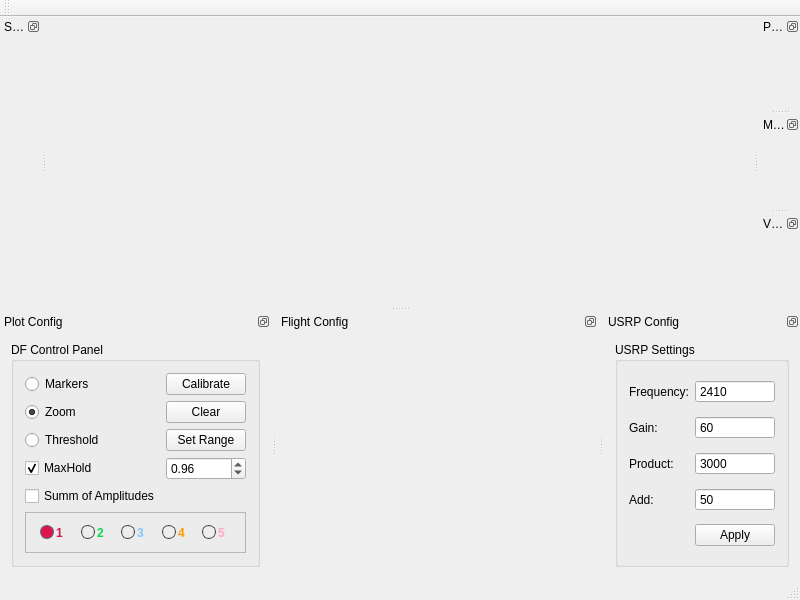
First picture: the form in View/matricedfview.ui, repository Valkaryne/Matrice600DF, before the edit.
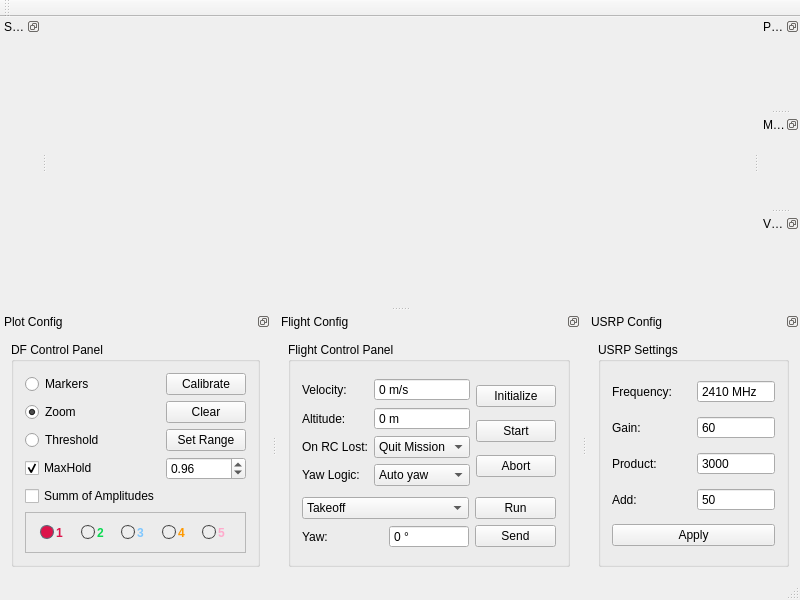
Second picture: the form after the edit.

Commit message: Added "Flight Control Panel"

```diff
--- a/View/matricedfview.ui
+++ b/View/matricedfview.ui
@@ -401,6 +401,12 @@
    </widget>
   </widget>
   <widget class="QDockWidget" name="flightConfigDockWidget">
+   <property name="sizePolicy">
+    <sizepolicy hsizetype="Maximum" vsizetype="Preferred">
+     <horstretch>0</horstretch>
+     <verstretch>0</verstretch>
+    </sizepolicy>
+   </property>
    <property name="features">
     <set>QDockWidget::DockWidgetFloatable|QDockWidget::DockWidgetMovable</set>
    </property>
@@ -413,7 +419,232 @@
    <attribute name="dockWidgetArea">
     <number>8</number>
    </attribute>
-   <widget class="QWidget" name="flightConfigWidget"/>
+   <widget class="QWidget" name="flightConfigWidget">
+    <layout class="QGridLayout" name="gridLayout_4">
+     <item row="0" column="0">
+      <widget class="QGroupBox" name="flightControlBox">
+       <property name="title">
+        <string>Flight Control Panel</string>
+       </property>
+       <layout class="QGridLayout" name="gridLayout_5">
+        <item row="0" column="0">
+         <layout class="QFormLayout" name="flightParametersLayout">
+          <item row="0" column="0">
+           <widget class="QLabel" name="velocityLabel">
+            <property name="text">
+             <string>Velocity:</string>
+            </property>
+           </widget>
+          </item>
+          <item row="1" column="0">
+           <widget class="QLabel" name="altitudeLabel">
+            <property name="text">
+             <string>Altitude:</string>
+            </property>
+           </widget>
+          </item>
+          <item row="2" column="0">
+           <widget class="QLabel" name="onRCLostLabel">
+            <property name="text">
+             <string>On RC Lost:</string>
+            </property>
+           </widget>
+          </item>
+          <item row="3" column="0">
+           <widget class="QLabel" name="yawLogicLabel">
+            <property name="text">
+             <string>Yaw Logic:</string>
+            </property>
+           </widget>
+          </item>
+          <item row="0" column="1">
+           <widget class="QSpinBox" name="wpVelocitySpinBox">
+            <property name="buttonSymbols">
+             <enum>QAbstractSpinBox::NoButtons</enum>
+            </property>
+            <property name="suffix">
+             <string> m/s</string>
+            </property>
+            <property name="maximum">
+             <number>50</number>
+            </property>
+           </widget>
+          </item>
+          <item row="1" column="1">
+           <widget class="QSpinBox" name="wpAltitudeSpinBox">
+            <property name="buttonSymbols">
+             <enum>QAbstractSpinBox::NoButtons</enum>
+            </property>
+            <property name="suffix">
+             <string> m</string>
+            </property>
+            <property name="maximum">
+             <number>150</number>
+            </property>
+           </widget>
+          </item>
+          <item row="2" column="1">
+           <widget class="QComboBox" name="wpRCLostComboBox">
+            <item>
+             <property name="text">
+              <string>Quit Mission</string>
+             </property>
+            </item>
+            <item>
+             <property name="text">
+              <string>Keep Going</string>
+             </property>
+            </item>
+           </widget>
+          </item>
+          <item row="3" column="1">
+           <widget class="QComboBox" name="wpYawComboBox">
+            <item>
+             <property name="text">
+              <string>Auto yaw</string>
+             </property>
+            </item>
+            <item>
+             <property name="text">
+              <string>No yaw</string>
+             </property>
+            </item>
+            <item>
+             <property name="text">
+              <string>RC yaw</string>
+             </property>
+            </item>
+            <item>
+             <property name="text">
+              <string>Waypoint</string>
+             </property>
+            </item>
+           </widget>
+          </item>
+         </layout>
+        </item>
+        <item row="0" column="1">
+         <layout class="QVBoxLayout" name="missionControlLayout">
+          <item>
+           <widget class="QPushButton" name="wpInitButton">
+            <property name="text">
+             <string>Initialize</string>
+            </property>
+           </widget>
+          </item>
+          <item>
+           <widget class="QPushButton" name="wpStartButton">
+            <property name="text">
+             <string>Start</string>
+            </property>
+           </widget>
+          </item>
+          <item>
+           <widget class="QPushButton" name="wpAbortButton">
+            <property name="text">
+             <string>Abort</string>
+            </property>
+           </widget>
+          </item>
+         </layout>
+        </item>
+        <item row="1" column="0" colspan="2">
+         <layout class="QGridLayout" name="simpleCommandsLayout">
+          <item row="1" column="1">
+           <widget class="QSpinBox" name="commandYawSpinBox">
+            <property name="buttonSymbols">
+             <enum>QAbstractSpinBox::NoButtons</enum>
+            </property>
+            <property name="suffix">
+             <string> °</string>
+            </property>
+            <property name="maximum">
+             <number>359</number>
+            </property>
+           </widget>
+          </item>
+          <item row="1" column="0">
+           <widget class="QLabel" name="commandYawLabel">
+            <property name="text">
+             <string>Yaw:</string>
+            </property>
+           </widget>
+          </item>
+          <item row="1" column="2">
+           <widget class="QPushButton" name="yawSendButton">
+            <property name="text">
+             <string>Send</string>
+            </property>
+           </widget>
+          </item>
+          <item row="0" column="2">
+           <widget class="QPushButton" name="runCommandButton">
+            <property name="text">
+             <string>Run</string>
+            </property>
+           </widget>
+          </item>
+          <item row="0" column="0" colspan="2">
+           <widget class="QComboBox" name="commandComboBox">
+            <item>
+             <property name="text">
+              <string>Takeoff</string>
+             </property>
+            </item>
+            <item>
+             <property name="text">
+              <string>Land</string>
+             </property>
+            </item>
+            <item>
+             <property name="text">
+              <string>Go Home</string>
+             </property>
+            </item>
+            <item>
+             <property name="text">
+              <string>Exit Takeoff</string>
+             </property>
+            </item>
+            <item>
+             <property name="text">
+              <string>Exit Landing</string>
+             </property>
+            </item>
+            <item>
+             <property name="text">
+              <string>Exig GoHome</string>
+             </property>
+            </item>
+            <item>
+             <property name="text">
+              <string>Calibrate Compass</string>
+             </property>
+            </item>
+            <item>
+             <property name="text">
+              <string>Exit Compass Calibration</string>
+             </property>
+            </item>
+            <item>
+             <property name="text">
+              <string>Landing Gear Up</string>
+             </property>
+            </item>
+            <item>
+             <property name="text">
+              <string>Landing Gear Down</string>
+             </property>
+            </item>
+           </widget>
+          </item>
+         </layout>
+        </item>
+       </layout>
+      </widget>
+     </item>
+    </layout>
+   </widget>
   </widget>
   <widget class="QDockWidget" name="usrpConfigDockWidget">
    <property name="sizePolicy">
@@ -454,6 +685,9 @@
           <property name="buttonSymbols">
            <enum>QAbstractSpinBox::NoButtons</enum>
           </property>
+          <property name="suffix">
+           <string> MHz</string>
+          </property>
           <property name="decimals">
            <number>0</number>
           </property>
@@ -540,7 +774,7 @@
           </property>
          </widget>
         </item>
-        <item row="4" column="1">
+        <item row="4" column="0" colspan="2">
          <widget class="QPushButton" name="applyButton">
           <property name="text">
            <string>Apply</string>
```
The commit also changes 1 other file.
